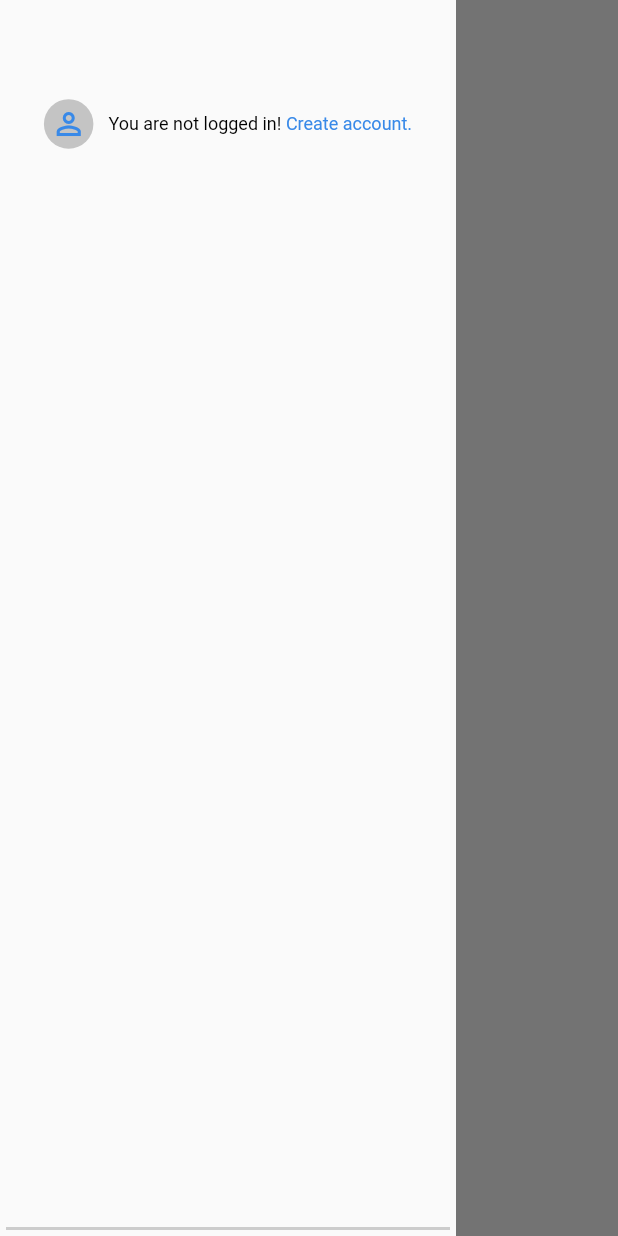
After one commit to samirakhmedov/producti, a Flutter app: the TablesPage screen opened by its route, after a tap on the "menu" icon, on a phone screen of 412 x 824 dp. The commit adds this screen. Run offline on Flutter 3.47's test engine with Material 2 defaults, Android fonts, the phone set to English and light mode, and no system bars; our stand-ins replace bloc, cloud_firestore, connectivity, dartz, equatable, firebase_analytics and 15 more; accounts and stored records are empty; Roboto replaces fonts that are missing (Tajawal).

Commit message:
Implemented data loading in both cubits, added new routes and bloc passing.

```diff
--- a/analysis_options.yaml
+++ b/analysis_options.yaml
@@ -2,7 +2,7 @@ include: package:lint/analysis_options.yaml
 
 analyzer:
   exclude: [
-    'lib/*.config.dart',
+    # 'lib/*.config.dart',
     'lib/*.g.dart',
     'lib/generated/**/*.dart'
     ]
--- a/lib/application/auth/logic/auth_bloc.dart
+++ b/lib/application/auth/logic/auth_bloc.dart
@@ -30,6 +30,10 @@ class AuthBloc extends HydratedBloc<AuthEvent, AuthState> {
       yield AuthErrorState(ConnectionFailure(ErrorCode.notConnectedToInternet));
 
       return;
+    }
+
+    if (event is AuthSignOut) {
+      yield AuthInitial();
     }
 
     if (event is AuthSignIn) {
--- a/lib/application/auth/logic/auth_event.dart
+++ b/lib/application/auth/logic/auth_event.dart
@@ -29,3 +29,5 @@ class AuthSignUp extends AuthEvent {
 }
 
 class AuthAnonymousEvent extends AuthEvent {}
+
+class AuthSignOut extends AuthEvent {}
--- a/lib/application/tables/logic/user/table_event.dart
+++ b/lib/application/tables/logic/user/table_event.dart
@@ -6,3 +6,12 @@ abstract class TableEvent extends Equatable {
   @override
   List<Object> get props => [];
 }
+
+class TableLoad extends TableEvent {
+  final String uid;
+
+  TableLoad(this.uid);
+
+  @override
+  List<Object> get props => [uid];
+}
--- a/lib/application/tables/logic/user/table_state.dart
+++ b/lib/application/tables/logic/user/table_state.dart
@@ -8,3 +8,24 @@ abstract class TableState extends Equatable {
 }
 
 class TableInitial extends TableState {}
+
+class TableLoadingState extends TableState {}
+
+class TableFailureState extends TableState {
+  final Failure failure;
+
+  TableFailureState(this.failure);
+
+  @override
+  List<Object> get props => [failure];
+}
+
+class TableLoadedState extends TableState {
+  final List<Table> tables;
+  final Failure? failure;
+
+  TableLoadedState(this.tables, {this.failure});
+
+  @override
+  List<Object> get props => [tables, failure ?? 0];
+}
--- a/lib/l10n/intl_en.arb
+++ b/lib/l10n/intl_en.arb
@@ -34,5 +34,7 @@
     "failedToFetchUserData": "Failed to fetch your data, something went wrong!",
     "connected": "You are connected to the internet!",
     "disconnected": "Oops! Looks like you are out of interntet...",
-    "notConnectedToInternet": "You have no connection to internet!"
+    "notConnectedToInternet": "You have no connection to internet!",
+    "doNotLoggedIn": "You are not logged in!",
+    "createAccount": "Create account."
 }
--- a/lib/l10n/intl_ru.arb
+++ b/lib/l10n/intl_ru.arb
@@ -34,5 +34,7 @@
     "failedToFetchUserData": "Произошла какая то ошибка, не удалось запросить данные!",
     "connected": "Вы подключились к интернету!",
     "disconnected": "Приём, приём...никого не слышно.",
-    "notConnectedToInternet": "У вас нету подключения к интернету!"
+    "notConnectedToInternet": "У вас нету подключения к интернету!",
+    "doNotLoggedIn": "Вы не создали аккаунта!",
+    "createAccount": "Создать аккаунт."
 }
--- a/lib/main.dart
+++ b/lib/main.dart
@@ -22,6 +22,8 @@ import 'injection.dart';
 Future<void> main() async {
   await Hive.initFlutter();
 
+  configureDependecies();
+
   <TypeAdapter>[
     NoteTableCellAdapter(),
     NotificationTableCellAdapter(),
@@ -31,8 +33,6 @@ Future<void> main() async {
   WidgetsFlutterBinding.ensureInitialized();
 
   await Firebase.initializeApp();
-
-  configureDependecies();
 
   HydratedBloc.storage = await HydratedStorage.build(
     storageDirectory: await getApplicationDocumentsDirectory(),
--- a/lib/presentation/auth/pages/auth_page.dart
+++ b/lib/presentation/auth/pages/auth_page.dart
@@ -34,7 +34,9 @@ class AuthPage extends StatelessWidget {
             child: BlocListener<AuthBloc, AuthState>(
               listener: (context, state) {
                 if (state is AuthAnonymousState) {
-                  Navigator.of(context).pushReplacementNamed(AppRoutes.launch);
+                  cubit.close();
+
+                  Navigator.of(context).pushReplacementNamed(AppRoutes.tables);
                 }
                 if (state is AuthLoggedIn) {
                   final navigator = Navigator.of(context);
@@ -43,7 +45,7 @@ class AuthPage extends StatelessWidget {
 
                   cubit.close();
 
-                  navigator.pushReplacementNamed(AppRoutes.launch);
+                  navigator.pushReplacementNamed(AppRoutes.tables);
                 } else if (state is AuthErrorState) {
                   Navigator.of(context).pop();
 
--- a/lib/presentation/core/constants/routes.dart
+++ b/lib/presentation/core/constants/routes.dart
@@ -3,6 +3,7 @@ import 'package:flutter/material.dart';
 import 'package:producti/presentation/auth/pages/auth_page.dart';
 import 'package:producti/presentation/launch/pages/launch_page.dart';
 import 'package:producti/presentation/launch/pages/onboarding_page.dart';
+import 'package:producti/presentation/table/pages/tables_page.dart';
 
 /// Helper, that holds
 /// all named routes.
@@ -10,10 +11,12 @@ class AppRoutes {
   static const launch = '/launch';
   static const onboarding = '/onboarding';
   static const auth = '/auth';
+  static const tables = '/tables';
 }
 
 final routes = <String, WidgetBuilder>{
   AppRoutes.launch: (BuildContext context) => const LaunchPage(),
   AppRoutes.onboarding: (BuildContext context) => const OnboardingPage(),
   AppRoutes.auth: (BuildContext context) => const AuthPage(),
+  AppRoutes.tables: (BuildContext context) => const TablesPage(),
 };
--- a/lib/presentation/launch/pages/launch_page.dart
+++ b/lib/presentation/launch/pages/launch_page.dart
@@ -24,8 +24,9 @@ class LaunchPage extends StatelessWidget {
 
         Navigator.of(context).pushReplacementNamed(
           state.onboardingPassed
-              ? authBloc.state is AuthLoggedIn
-                  ? AppRoutes.launch
+              ? authBloc.state is AuthLoggedIn ||
+                      authBloc.state is AuthAnonymousState
+                  ? AppRoutes.tables
                   : AppRoutes.auth
               : AppRoutes.onboarding,
         );
--- /dev/null
+++ b/lib/presentation/table/pages/anonymous/anonymous_tables_page.dart
@@ -0,0 +1,104 @@
+import 'package:flutter/material.dart';
+import 'package:producti/application/auth/logic/auth_bloc.dart';
+import 'package:producti/application/tables/logic/anonymous/anonymous_table_bloc.dart';
+import 'package:producti/generated/l10n.dart';
+import 'package:producti/presentation/core/constants/routes.dart';
+import 'package:producti_ui/producti_ui.dart';
+import 'package:flutter_bloc/flutter_bloc.dart';
+
+class AnonymousTablesPage extends StatelessWidget {
+  const AnonymousTablesPage({Key? key}) : super(key: key);
+
+  @override
+  Widget build(BuildContext context) {
+    final scaffoldKey = GlobalKey<ScaffoldState>();
+
+    return Scaffold(
+      key: scaffoldKey,
+      drawer: _TablesDrawer(),
+      body: Center(
+        child: IconButton(
+          onPressed: () {
+            scaffoldKey.currentState!.openDrawer();
+          },
+          icon: Icon(Icons.menu),
+        ),
+      ),
+    );
+  }
+}
+
+class _TablesDrawer extends StatelessWidget {
+  const _TablesDrawer({Key? key}) : super(key: key);
+
+  @override
+  Widget build(BuildContext context) {
+    final query = MediaQuery.of(context);
+
+    final size = query.size;
+
+    final intl = S.of(context);
+
+    final theme = Theme.of(context);
+
+    return Drawer(
+      elevation: 0.0,
+      child: Container(
+        color: theme.backgroundColor,
+        child: Column(
+          children: [
+            Container(
+              height: size.height * 0.13,
+              width: double.maxFinite,
+              color: theme.backgroundColor,
+              child: Align(
+                alignment: Alignment.bottomLeft,
+                child: Padding(
+                  padding: const EdgeInsets.all(8.0),
+                  child: Row(
+                    mainAxisAlignment: MainAxisAlignment.center,
+                    children: [
+                      const UserAvatar(),
+                      const Gap(),
+                      OptionText(
+                        start: intl.doNotLoggedIn + ' ',
+                        end: intl.createAccount,
+                        onTap: () {
+                          final authBloc = context.read<AuthBloc>();
+
+                          authBloc.add(AuthSignOut());
+
+                          final navigator = Navigator.of(context);
+
+                          navigator.popUntil((route) => route == '/tables');
+
+                          navigator.pushReplacementNamed(AppRoutes.auth);
+                        },
+                      ),
+                    ],
+                  ),
+                ),
+              ),
+            ),
+            Expanded(
+              child: BlocBuilder<AnonymousTableBloc, AnonymousTableState>(
+                builder: (context, state) {
+                  if (state is AnonymousTableLoaded) {
+                    return ListView.separated(
+                      itemBuilder: (context, index) => const SizedBox(),
+                      separatorBuilder: (context, index) => const AppDivider(),
+                      itemCount: state.tables.length,
+                    );
+                  }
+
+                  return const SizedBox();
+                },
+              ),
+            ),
+            AppDivider(),
+          ],
+        ),
+      ),
+    );
+  }
+}
--- /dev/null
+++ b/lib/presentation/table/pages/tables_page.dart
@@ -0,0 +1,27 @@
+import 'package:flutter/material.dart';
+import 'package:flutter_bloc/flutter_bloc.dart';
+import 'package:producti/application/auth/logic/auth_bloc.dart';
+import 'package:producti/application/tables/logic/anonymous/anonymous_table_bloc.dart';
+import 'package:producti/application/tables/logic/user/table_bloc.dart';
+import 'package:producti/injection.dart';
+import 'package:producti/presentation/table/pages/anonymous/anonymous_tables_page.dart';
+import 'package:producti/presentation/table/pages/user/user_tables_page.dart';
+
+class TablesPage extends StatelessWidget {
+  const TablesPage({Key? key}) : super(key: key);
+
+  @override
+  Widget build(BuildContext context) {
+    return BlocBuilder<AuthBloc, AuthState>(
+      builder: (context, state) => state is AuthLoggedIn
+          ? BlocProvider<TableBloc>(
+              create: (context) => sl.get<TableBloc>(),
+              child: UserTablesPage(),
+            )
+          : BlocProvider<AnonymousTableBloc>(
+              create: (context) => sl.get<AnonymousTableBloc>(),
+              child: AnonymousTablesPage(),
+            ),
+    );
+  }
+}
--- /dev/null
+++ b/producti_ui/lib/src/widgets/app_divider.dart
@@ -0,0 +1,18 @@
+import 'package:flutter/material.dart';
+import 'package:producti_ui/producti_ui.dart';
+
+class AppDivider extends StatelessWidget {
+  const AppDivider({Key? key}) : super(key: key);
+
+  @override
+  Widget build(BuildContext context) {
+    return Padding(
+      padding: const EdgeInsets.all(4),
+      child: Container(
+        width: double.maxFinite,
+        height: 2,
+        color: kGray,
+      ),
+    );
+  }
+}
--- /dev/null
+++ b/producti_ui/lib/src/widgets/user_avatar.dart
@@ -0,0 +1,37 @@
+import 'package:flutter/material.dart';
+import 'package:producti_ui/producti_ui.dart';
+
+class UserAvatar extends StatelessWidget {
+  final double? size;
+  final ImageProvider? imageProvider;
+
+  const UserAvatar({
+    Key? key,
+    this.size = 33,
+    this.imageProvider,
+  }) : super(key: key);
+
+  @override
+  Widget build(BuildContext context) {
+    return Container(
+      width: size,
+      height: size,
+      decoration: BoxDecoration(
+        shape: BoxShape.circle,
+        image: imageProvider != null
+            ? DecorationImage(
+                image: imageProvider!,
+                repeat: ImageRepeat.noRepeat,
+                fit: BoxFit.cover,
+              )
+            : null,
+        color: kLightGray,
+      ),
+      child: imageProvider == null
+          ? Icon(
+              Icons.perm_identity_outlined,
+            )
+          : null,
+    );
+  }
+}
--- a/producti_ui/lib/src/widgets/widgets.dart
+++ b/producti_ui/lib/src/widgets/widgets.dart
@@ -4,3 +4,5 @@ export 'long_button.dart';
 export 'text_input.dart';
 export 'option_text.dart';
 export 'field_error_indicator.dart';
+export 'user_avatar.dart';
+export 'app_divider.dart';
```
Also changed, not shown: lib/application/tables/logic/user/table_bloc.dart (+30 -5 lines), lib/presentation/table/pages/user/user_tables_page.dart (added, +10 -0 lines), lib/generated/intl/messages_en.dart, lib/generated/intl/messages_ru.dart, lib/generated/l10n.dart, lib/injection.config.dart.
